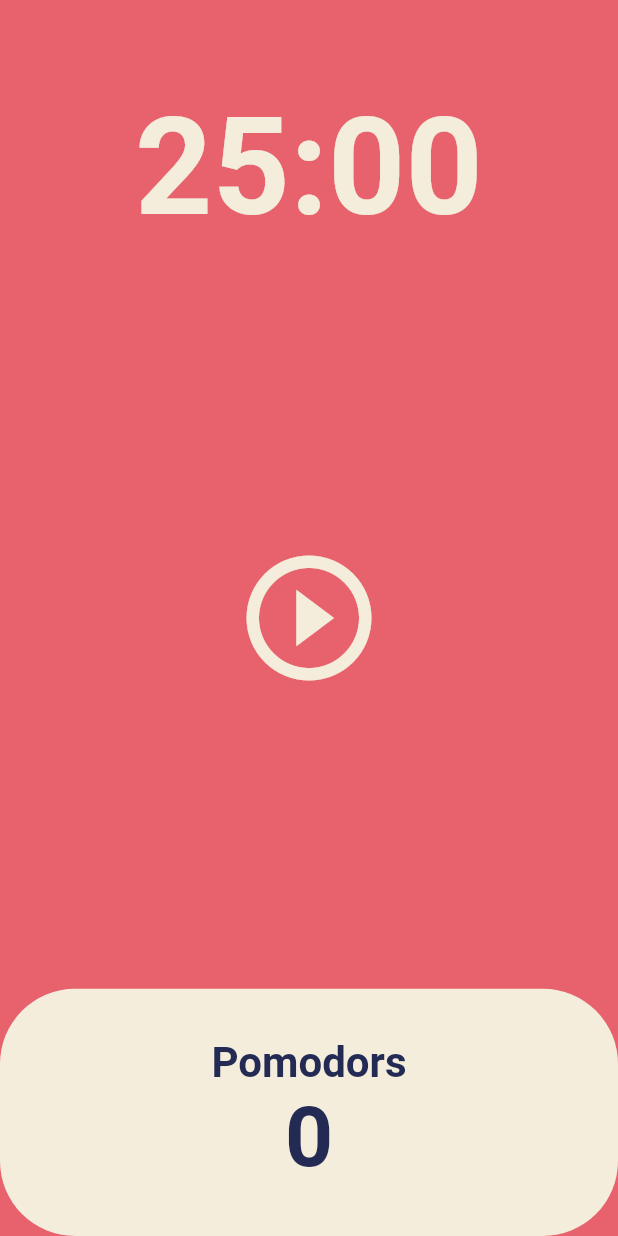
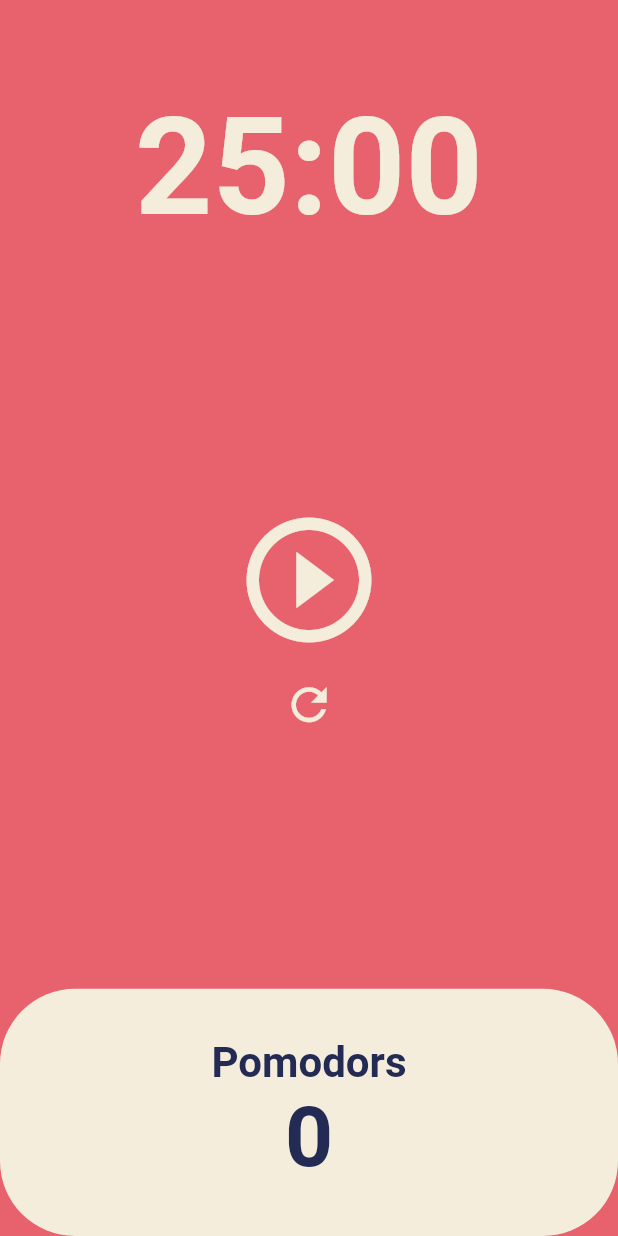
Before and after one commit to helious23/toonflix, a Flutter app: the screen it shows after launch, on a phone screen of 412 x 824 dp. Run offline on Flutter 3.47's test engine with Material 2 defaults, Android fonts, the phone set to English and light mode, and no system bars.

Commit message:
Code Challenge

```diff
--- a/lib/screens/home_screen.dart
+++ b/lib/screens/home_screen.dart
@@ -47,6 +47,16 @@ class _HomeScreenState extends State<HomeScreen> {
     });
   }
 
+  void onRefreshPressed() {
+    if (totalSecond < twentyFiveMinutes) {
+      setState(() {
+        isRunning = false;
+        totalSecond = twentyFiveMinutes;
+        timer.cancel();
+      });
+    }
+  }
+
   String format(int seconds) {
     var duration = Duration(seconds: seconds);
     return duration.toString().split(".").first.substring(2);
@@ -74,13 +84,25 @@ class _HomeScreenState extends State<HomeScreen> {
           Flexible(
             flex: 3,
             child: Center(
-              child: IconButton(
+              child: Column(
+                mainAxisAlignment: MainAxisAlignment.center,
+                children: [
+                  IconButton(
                     iconSize: 100,
                     color: Theme.of(context).cardColor,
                     onPressed: isRunning ? onPausePressed : onStartPressed,
                     icon: Icon(isRunning
                         ? Icons.pause_circle_outline
                         : Icons.play_circle_outline),
+                  ),
+                  IconButton(
+                      iconSize: 35,
+                      color: Theme.of(context).cardColor,
+                      onPressed: onRefreshPressed,
+                      icon: const Icon(
+                        Icons.refresh,
+                      ))
+                ],
               ),
             ),
           ),
```
Lines whose indentation alone changed are shown as unchanged.
